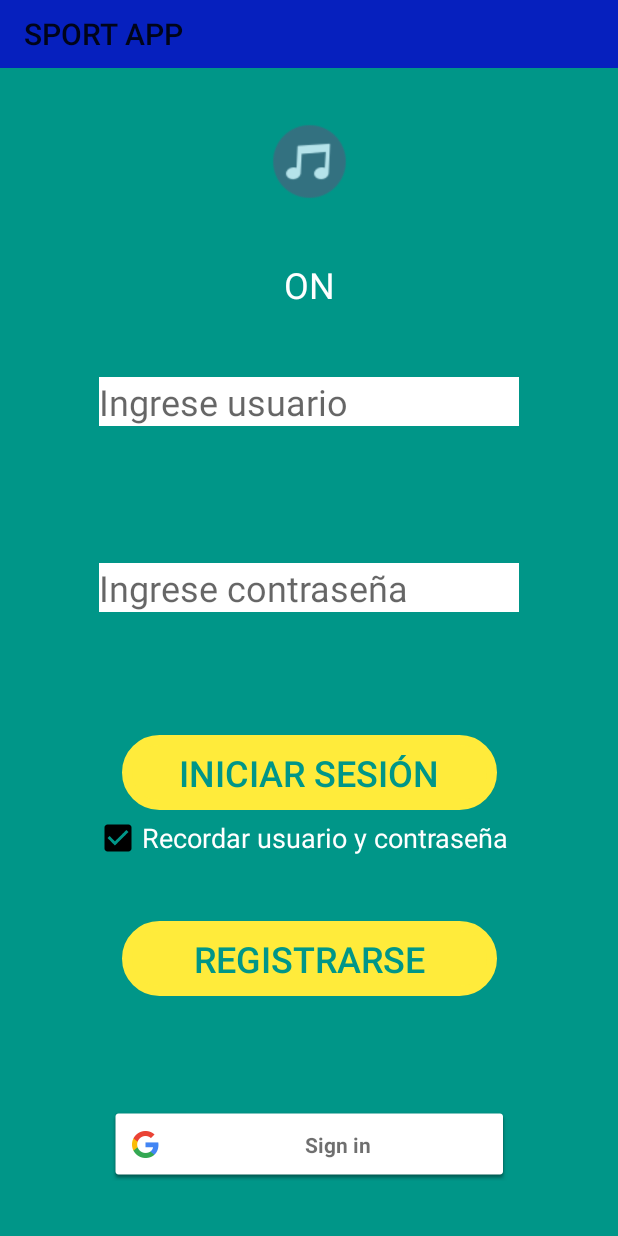
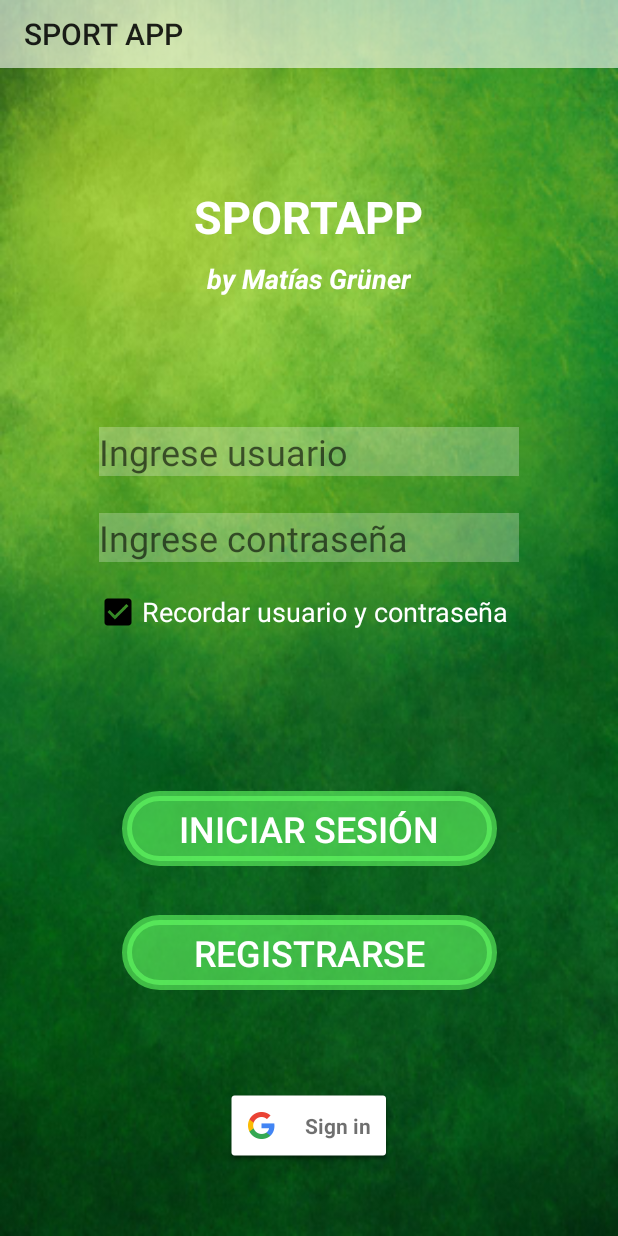
Before and after one commit to matyary/2ParcialAndroid, an Android app: the screen it shows after launch (MainActivity), on a phone screen of 412 x 824 dp. Run offline under Robolectric (Android 15) with nearby library versions, the phone set to English and light mode, and no system bars; our stand-ins replace Firebase (no records; nobody signed in at launch, a user with empty details on screens opened directly), Room's generated code.

Commit message:
Se mejora diseño gráfico. Faltaría resolver bugs y dialog que aparece como fragment.

```diff
--- a/app/src/main/java/Fragments/FragmentLogin.kt
+++ b/app/src/main/java/Fragments/FragmentLogin.kt
@@ -57,10 +57,6 @@ class FragmentLogin : Fragment() {
     lateinit var email: String
     lateinit var uid: String
 
-    lateinit var mp: MediaPlayer
-    lateinit var sound: ToggleButton
-    lateinit var txtMusic: TextView
-
     override fun onCreateView(
             inflater: LayoutInflater, container: ViewGroup?,
             savedInstanceState: Bundle?
@@ -80,10 +76,6 @@ class FragmentLogin : Fragment() {
         btn_new_user = view_flogin.findViewById(R.id.button_flogin)
         btn_flogin_to_fselect = view_flogin.findViewById(R.id.button_flogin_to_fselect)
         checkbox = view_flogin.findViewById(R.id.checkBox)
-
-        mp = MediaPlayer.create(requireActivity(), R.raw.rocky)
-        sound = view_flogin.findViewById(R.id.music)
-        txtMusic = view_flogin.findViewById(R.id.music_state)
 
         return view_flogin
     }
@@ -139,24 +131,10 @@ class FragmentLogin : Fragment() {
             pass_flogin.setText(pref.getString("Contraseña", "default"))
         }
 
-        //OnClick de botón de música/sonido.
-        sound.setOnCheckedChangeListener { _, isChecked ->
-            if (isChecked) {
-                // The toggle is enabled
-                mp.pause()
-                txtMusic.text = "OFF"
-            } else {
-                // The toggle is disabled
-                mp.start()
-                txtMusic.text = "ON"
-            }
-        }
-
         //OnClick de botón de registro de nuevo usuario.
         btn_new_user.setOnClickListener {
             val action = FragmentLoginDirections.actionFragmentLoginToFragmentRegister(registerUser)
             view_flogin.findNavController().navigate(action)
-
         }
 
         //OnClick de botón de inicio de sesión en SportApp.
@@ -209,7 +187,7 @@ class FragmentLogin : Fragment() {
         }
         else {
             //Ocultar botón de iniciar sesión con Google.
-            signInButton.isVisible = false
+            //signInButton.isVisible = false
             cuenta.let {
                 // Name, email address, and profile photo Url
                 name = cuenta.displayName!!
@@ -244,18 +222,9 @@ class FragmentLogin : Fragment() {
             }
     }
 
-    //Al ingresar a esta pantalla, comienza a reproducirse el sonido y se habilita la actionbar...
+    //Al ingresar a esta pantalla, se habilita la actionbar...
     override fun onResume() {
         super.onResume()
-        mp.start()
-        txtMusic.text = "ON"
         (activity as AppCompatActivity?)!!.supportActionBar!!.show()
     }
-
-    //Al salir de la pantalla, se pone en pausa el sonido.
-    override fun onStop() {
-        super.onStop()
-        mp.pause()
-        txtMusic.text = "OFF"
-    }
 }
--- a/app/src/main/res/layout/fragment_login.xml
+++ b/app/src/main/res/layout/fragment_login.xml
@@ -5,13 +5,12 @@
     android:layout_width="match_parent"
     android:layout_height="match_parent"
     android:background="@drawable/fondo"
-    android:backgroundTint="#009688"
     tools:context="Fragments.FragmentLogin">
 
     <com.google.android.gms.common.SignInButton
         android:id="@+id/sign_in_button"
-        android:layout_width="267dp"
-        android:layout_height="49dp"
+        android:layout_width="wrap_content"
+        android:layout_height="wrap_content"
         app:layout_constraintBottom_toBottomOf="parent"
         app:layout_constraintEnd_toEndOf="parent"
         app:layout_constraintStart_toStartOf="parent"
@@ -22,9 +21,9 @@
         android:layout_width="wrap_content"
         android:layout_height="wrap_content"
         android:background="@drawable/boton"
-        android:backgroundTint="#FFEB3B"
+        android:backgroundTint="#9964FF64"
         android:text="INICIAR SESIÓN"
-        android:textColor="#009688"
+        android:textColor="#FFFFFF"
         android:textSize="24sp"
         app:layout_constraintBottom_toTopOf="@+id/guideline3"
         app:layout_constraintEnd_toEndOf="parent"
@@ -36,9 +35,9 @@
         android:layout_width="wrap_content"
         android:layout_height="wrap_content"
         android:background="@drawable/boton"
-        android:backgroundTint="#FFEB3B"
+        android:backgroundTint="#9964FF64"
         android:text="REGISTRARSE"
-        android:textColor="#009688"
+        android:textColor="#FFFFFF"
         android:textSize="24sp"
         app:layout_constraintBottom_toTopOf="@+id/guideline12"
         app:layout_constraintEnd_toEndOf="parent"
@@ -49,13 +48,13 @@
         android:id="@+id/editText_pass_flogin"
         android:layout_width="wrap_content"
         android:layout_height="wrap_content"
-        android:background="#FFFFFF"
+        android:background="#40FFFFFF"
         android:ems="10"
         android:hint="@string/hint_pass"
         android:inputType="textPassword"
-        android:textColor="#000000"
+        android:textColor="#FFFFFF"
         android:textSize="24sp"
-        app:layout_constraintBottom_toTopOf="@+id/guideline2"
+        app:layout_constraintBottom_toTopOf="@+id/guideline33"
         app:layout_constraintEnd_toEndOf="parent"
         app:layout_constraintStart_toStartOf="parent"
         app:layout_constraintTop_toTopOf="@+id/guideline" />
@@ -72,50 +71,29 @@
         android:layout_width="wrap_content"
         android:layout_height="wrap_content"
         android:orientation="horizontal"
-        app:layout_constraintGuide_percent="0.55" />
+        app:layout_constraintGuide_percent="0.62" />
 
     <androidx.constraintlayout.widget.Guideline
         android:id="@+id/guideline3"
         android:layout_width="wrap_content"
         android:layout_height="wrap_content"
         android:orientation="horizontal"
-        app:layout_constraintGuide_percent="0.7" />
+        app:layout_constraintGuide_percent="0.72" />
 
     <EditText
         android:id="@+id/editText_user_flogin"
         android:layout_width="wrap_content"
         android:layout_height="wrap_content"
-        android:background="#FFFFFF"
+        android:background="#40FFFFFF"
         android:ems="10"
         android:hint="@string/hint_user"
         android:inputType="text"
+        android:textColor="#FFFFFF"
         android:textSize="24sp"
         app:layout_constraintBottom_toTopOf="@+id/guideline"
         app:layout_constraintEnd_toEndOf="parent"
         app:layout_constraintStart_toStartOf="parent"
         app:layout_constraintTop_toTopOf="@+id/guideline17" />
-
-    <ToggleButton
-        android:id="@+id/music"
-        android:layout_width="50dp"
-        android:layout_height="50dp"
-        android:background="@drawable/musica"
-        android:textOff=""
-        android:textOn=""
-        app:layout_constraintEnd_toEndOf="parent"
-        app:layout_constraintStart_toStartOf="parent"
-        app:layout_constraintTop_toTopOf="@+id/guideline19" />
-
-    <TextView
-        android:id="@+id/music_state"
-        android:layout_width="wrap_content"
-        android:layout_height="wrap_content"
-        android:text="OFF"
-        android:textColor="@color/colorTitle"
-        android:textSize="24sp"
-        app:layout_constraintBottom_toTopOf="@+id/guideline17"
-        app:layout_constraintEnd_toEndOf="parent"
-        app:layout_constraintStart_toStartOf="parent" />
 
     <androidx.constraintlayout.widget.Barrier
         android:id="@+id/barrier2"
@@ -128,7 +106,7 @@
         android:layout_width="wrap_content"
         android:layout_height="wrap_content"
         android:orientation="horizontal"
-        app:layout_constraintGuide_percent="0.25" />
+        app:layout_constraintGuide_percent="0.33" />
 
     <androidx.constraintlayout.widget.Guideline
         android:id="@+id/guideline19"
@@ -144,15 +122,62 @@
         android:text="Recordar usuario y contraseña"
         android:textColor="#FFFFFF"
         android:textSize="18sp"
-        app:layout_constraintBottom_toTopOf="@+id/guideline3"
+        app:layout_constraintBottom_toTopOf="@+id/guideline34"
         app:layout_constraintEnd_toEndOf="parent"
         app:layout_constraintStart_toStartOf="parent"
-        app:layout_constraintTop_toBottomOf="@+id/button_flogin_to_fselect" />
+        app:layout_constraintTop_toTopOf="@+id/guideline33" />
 
     <androidx.constraintlayout.widget.Guideline
         android:id="@+id/guideline12"
         android:layout_width="wrap_content"
         android:layout_height="wrap_content"
         android:orientation="horizontal"
-        app:layout_constraintGuide_percent="0.85" />
+        app:layout_constraintGuide_percent="0.82" />
+
+    <TextView
+        android:id="@+id/textView6"
+        android:layout_width="wrap_content"
+        android:layout_height="wrap_content"
+        android:text="SPORTAPP"
+        android:textColor="#FFFFFF"
+        android:textSize="30sp"
+        android:textStyle="bold"
+        app:layout_constraintBottom_toTopOf="@+id/guideline35"
+        app:layout_constraintEnd_toEndOf="parent"
+        app:layout_constraintStart_toStartOf="parent"
+        app:layout_constraintTop_toTopOf="@+id/guideline19" />
+
+    <TextView
+        android:id="@+id/textView7"
+        android:layout_width="wrap_content"
+        android:layout_height="wrap_content"
+        android:text="by Matías Grüner"
+        android:textColor="#FFFFFF"
+        android:textSize="18sp"
+        android:textStyle="bold|italic"
+        app:layout_constraintBottom_toTopOf="@+id/guideline35"
+        app:layout_constraintEnd_toEndOf="parent"
+        app:layout_constraintStart_toStartOf="parent"
+        app:layout_constraintTop_toBottomOf="@+id/textView6" />
+
+    <androidx.constraintlayout.widget.Guideline
+        android:id="@+id/guideline33"
+        android:layout_width="wrap_content"
+        android:layout_height="wrap_content"
+        android:orientation="horizontal"
+        app:layout_constraintGuide_percent="0.47" />
+
+    <androidx.constraintlayout.widget.Guideline
+        android:id="@+id/guideline34"
+        android:layout_width="wrap_content"
+        android:layout_height="wrap_content"
+        android:orientation="horizontal"
+        app:layout_constraintGuide_percent="0.52" />
+
+    <androidx.constraintlayout.widget.Guideline
+        android:id="@+id/guideline35"
+        android:layout_width="wrap_content"
+        android:layout_height="wrap_content"
+        android:orientation="horizontal"
+        app:layout_constraintGuide_percent="0.25" />
 </androidx.constraintlayout.widget.ConstraintLayout>
--- a/app/src/main/res/layout/fragment_tab1.xml
+++ b/app/src/main/res/layout/fragment_tab1.xml
@@ -4,7 +4,7 @@
     xmlns:tools="http://schemas.android.com/tools"
     android:layout_width="match_parent"
     android:layout_height="match_parent"
-    android:background="#95E8E0"
+    android:background="@drawable/fondo"
     tools:context="Fragments.FragmentTab1">
 
     <ImageView
--- a/app/src/main/res/layout/fragment_tab2.xml
+++ b/app/src/main/res/layout/fragment_tab2.xml
@@ -4,7 +4,7 @@
     xmlns:tools="http://schemas.android.com/tools"
     android:layout_width="match_parent"
     android:layout_height="match_parent"
-    android:background="#95E8E0"
+    android:background="@drawable/fondo"
     tools:context="Fragments.FragmentTab2">
 
     <Button
--- a/app/src/main/res/layout/item_sport.xml
+++ b/app/src/main/res/layout/item_sport.xml
@@ -15,7 +15,7 @@
         android:layout_height="match_parent"
         android:alwaysDrawnWithCache="true"
         android:background="@drawable/card"
-        android:backgroundTint="#009688">
+        android:backgroundTint="#96C896">
 
         <TextView
             android:id="@+id/txt_name_item"
--- a/app/src/main/res/layout/list_fragment.xml
+++ b/app/src/main/res/layout/list_fragment.xml
@@ -5,7 +5,7 @@
     android:id="@+id/layout_sport_list"
     android:layout_width="match_parent"
     android:layout_height="match_parent"
-    android:background="#FFFFFF"
+    android:background="@drawable/fondo"
     tools:context="Fragments.ListFragment">
 
     <androidx.recyclerview.widget.RecyclerView
--- a/app/src/main/res/values/colors.xml
+++ b/app/src/main/res/values/colors.xml
@@ -3,6 +3,6 @@
     <color name="colorPrimary">#000000</color>
     <color name="colorPrimaryDark">#000000</color>
     <color name="colorAccent">#000000</color>
-    <color name="colorToolbar">#0620BE</color>
+    <color name="colorToolbar">#99FFFFFF</color>
     <color name="colorTitle">#FFFFFF</color>
 </resources>
--- a/app/src/main/res/values/strings.xml
+++ b/app/src/main/res/values/strings.xml
@@ -3,8 +3,8 @@
     <string name="hint_user">Ingrese usuario</string>
     <string name="hint_pass">Ingrese contraseña</string>
     <string name="hint_email">Ingrese correo electrónico</string>
-    <string name="hint_peso">Ingrese su peso (Kg)</string>
-    <string name="hint_altura">Ingrese su altura (Mts)</string>
+    <string name="hint_peso">Ingrese su peso (kg)</string>
+    <string name="hint_altura">Ingrese su altura (mts)</string>
     <string name="hint_sport_nombre">Ingrese nombre</string>
     <string name="hint_sport_descripcion">Ingrese descripción</string>
     <string name="hint_sport_frecuencia">Ingrese frecuencia</string>
```
Also changed, not shown: app/src/main/res/layout/fragment_register.xml (+18 -15 lines), app/src/main/res/layout/fragment_select.xml (+6 -6 lines), app/src/main/res/layout/new_item_fragment.xml (+18 -15 lines), app/src/main/res/drawable-v24/musica.png (deleted), app/src/main/res/drawable-xxxhdpi/fondo.jpg (added), app/src/main/res/drawable/fondo.jpg (deleted), 1 other file.
